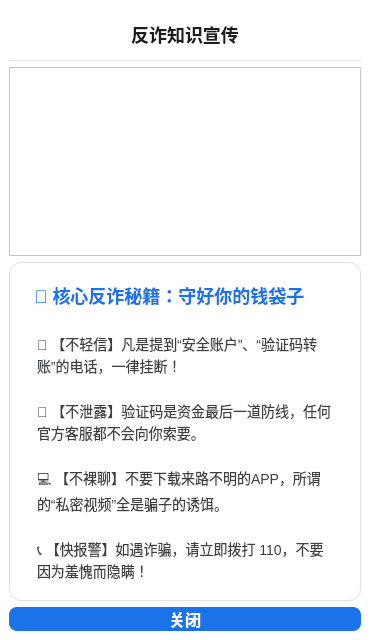
Old version of the form mainwindow.ui in the repository qiu179243-commits/AntiFraud-Simulator.
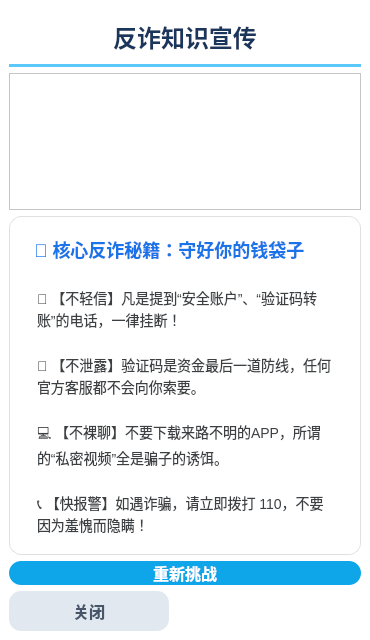
New version of the form. The open tabs and pages were chosen to show the change. Icons and pictures are not drawn.

Commit message:
Update to v2.0:  UI and Sound Effects
实装了左右按钮布局，加入了交互音效。

What changed in the file:
```diff
--- a/mainwindow.ui
+++ b/mainwindow.ui
@@ -409,13 +409,12 @@
         <item>
          <widget class="QLabel" name="labelEduTitle">
           <property name="styleSheet">
-           <string notr="true">QLabel#labelEduTitle {
-    background-color: #ffffff;  
-    color: #1d1d1f;           
-    font-size: 18px;          
-    font-weight: bold;             
-    padding: 12px 0px;         
-    border-bottom: 1px solid #e5e5ea;
+           <string notr="true">QLabel {
+    color: #1a365d;
+    font-size: 24px;
+    font-weight: 900;
+    padding: 10px;
+    border-bottom: 3px solid #5AC8FA; /* 底部加一条浅蓝色的装饰线 */
 }</string>
           </property>
           <property name="text">
@@ -437,7 +436,7 @@
              <x>0</x>
              <y>0</y>
              <width>356</width>
-             <height>255</height>
+             <height>205</height>
             </rect>
            </property>
           </widget>
@@ -567,21 +566,57 @@
           </layout>
          </widget>
         </item>
+        <item>
+         <widget class="QPushButton" name="btnRestartEdu">
+          <property name="styleSheet">
+           <string notr="true">QPushButton#btnRestartEdu {
+    background-color: #0EA5E9; 
+    color: white;
+    border-radius: 12px; /* iOS 风格的大圆角 */
+    font-size: 16px;
+    font-weight: 600;
+    border: none;
+}</string>
+          </property>
+          <property name="text">
+           <string>重新挑战</string>
+          </property>
+         </widget>
+        </item>
         <item>
          <widget class="QPushButton" name="btnCloseApp">
+          <property name="enabled">
+           <bool>true</bool>
+          </property>
+          <property name="sizePolicy">
+           <sizepolicy hsizetype="Fixed" vsizetype="Minimum">
+            <horstretch>0</horstretch>
+            <verstretch>0</verstretch>
+           </sizepolicy>
+          </property>
+          <property name="minimumSize">
+           <size>
+            <width>160</width>
+            <height>40</height>
+           </size>
+          </property>
+          <property name="maximumSize">
+           <size>
+            <width>160</width>
+            <height>40</height>
+           </size>
+          </property>
+          <property name="layoutDirection">
+           <enum>Qt::LayoutDirection::LeftToRight</enum>
+          </property>
           <property name="styleSheet">
            <string notr="true">QPushButton#btnCloseApp {
-    background-color: #1a73e8;
-    color: white;             
-    border-radius: 8px;        
+    background-color: #E2E8F0; 
+    color: #475569;
+    border-radius: 12px;
     font-size: 16px;
-    font-weight: bold;
-}
-QPushButton#btnCloseApp:hover {
-    background-color: #1557b0;
-}
-QPushButton#btnCloseApp:pressed {
-    background-color: #0d47a1; 
+    font-weight: 600;
+    border: none;
 }</string>
           </property>
           <property name="text">
```
Left out of the diff: 43 changed lines with no effect on the pictures. The commit also changes 7 other files.
